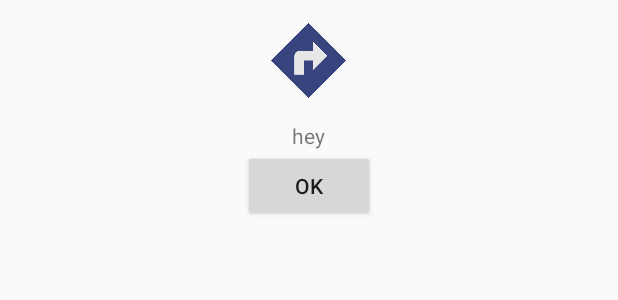
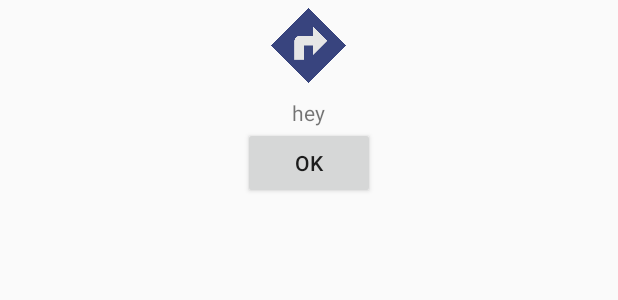
Before and after one commit to kirilhristov91/HCI4, an Android app: the layout instructions_alert.xml on its own in the app's theme, with its tools: preview values and no code run, on a phone screen of 412 x 824 dp. Shown: the top 300 px of the screen. Run offline under Robolectric (Android 15) with nearby library versions, the phone set to English and light mode, and no system bars.

Commit message:
update instruction pop up with adjustment

```diff
--- a/app/src/main/res/layout/instructions_alert.xml
+++ b/app/src/main/res/layout/instructions_alert.xml
@@ -2,7 +2,10 @@
 <RelativeLayout xmlns:android="http://schemas.android.com/apk/res/android"
     android:orientation="vertical" android:layout_width="match_parent"
     android:layout_height="wrap_content"
-    android:padding="10dp">
+    android:paddingTop="0dp"
+    android:paddingLeft="10dp"
+    android:paddingRight="10dp"
+    android:paddingBottom="0dp">
         <ImageView
             android:layout_centerHorizontal="true"
             android:layout_width="50dp"
@@ -17,7 +20,7 @@
         android:id="@+id/scrollInst">
 
     <TextView
-        android:layout_marginTop="15dp"
+        android:layout_marginTop="10dp"
         android:layout_width="wrap_content"
         android:layout_height="wrap_content"
         android:text="hey"
```
